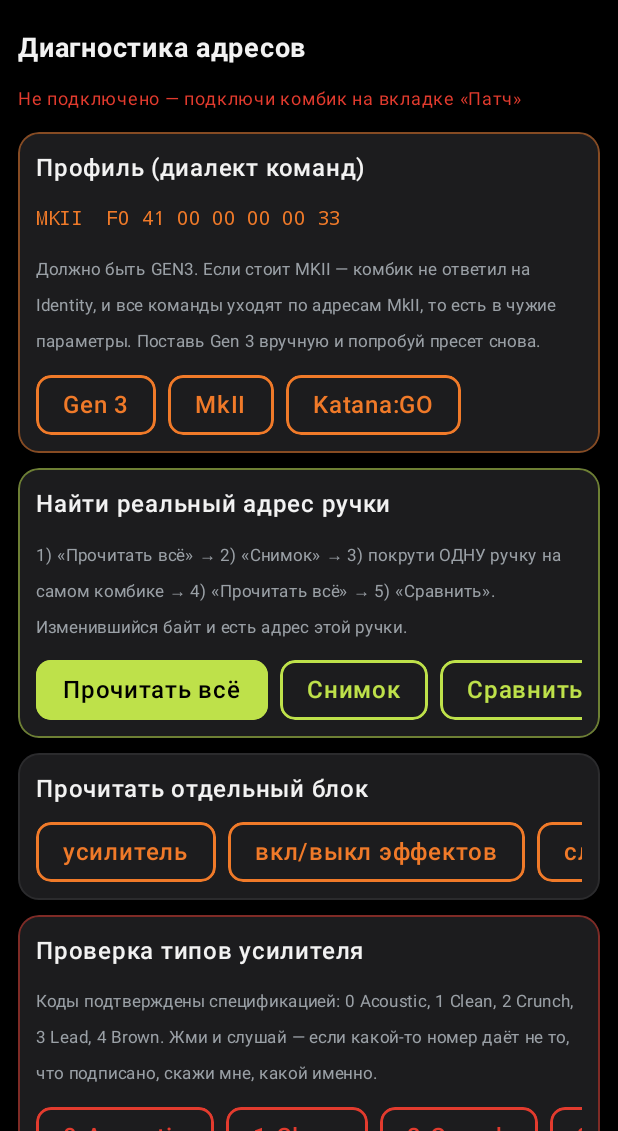
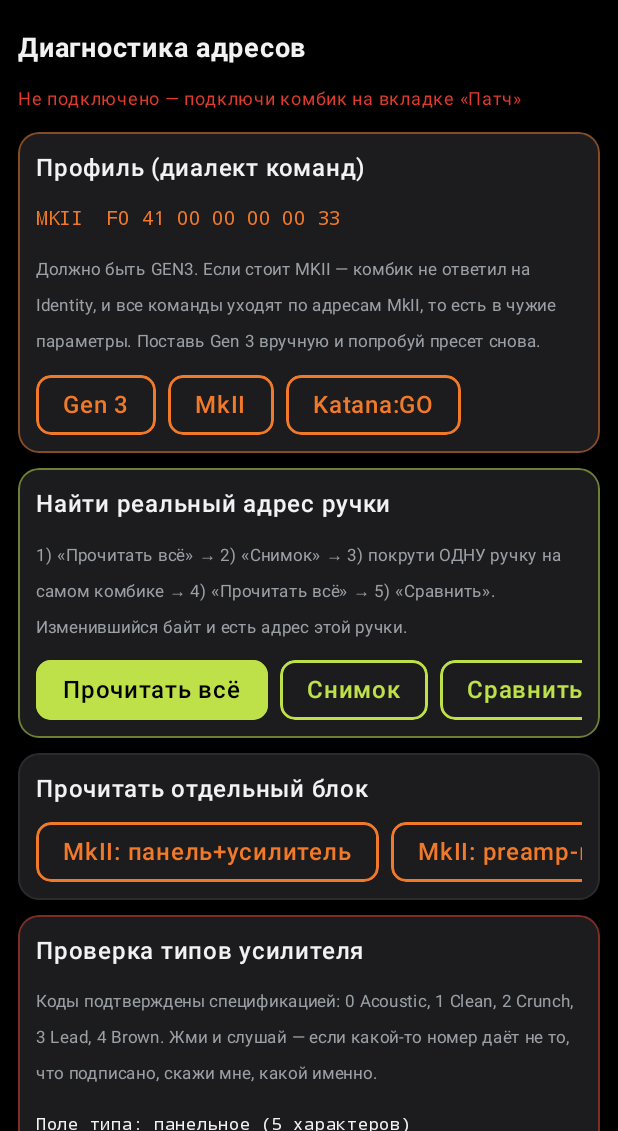
Before and after one commit to VladChaikovskiy/Raznoe, an Android app built with Jetpack Compose: the composable DiagnosticsScreen shown on its own in the app's theme, on a phone screen of 412 x 824 dp, the part 105-1236 px from its top. Run offline under Robolectric (Android 15) with nearby library versions, the phone set to English and light mode, and no system bars; 2 statements that could not run were skipped.

Commit message:
Handle both amp-type fields: 1 means Clean on one and acoustic sim on the other
Researched the second amp-type field, and it is the other way this app could
land on a boomy acoustic tone while asking for Clean.

The amp has TWO amp-type fields with incompatible codes. The panel byte
(00 00 04 20) is the five LED positions. The preamp byte (60 00 00 51,
preamp_a_type) picks one of 28 GT-100 models, and there the same small numbers
mean something else: 0x01 is FULL RANGE — the acoustic simulator — while Clean
is 0x08 (JC-120). So sending a panel code into a preamp field selects an
acoustic sim for every "Clean" preset, which through an electric guitar is
exactly the double bass reported.

Which field a Gen 3 exposes at its amp address is not documented, so the app
now lets the amp answer that itself: a value above 4 cannot be a panel
character, so the field must be the 28-model space, and character selections
switch to model codes from then on. Диагностика shows which field is in use.

On MkII both are written — the panel byte and the matching model — so the
character lands whichever field the amp acts on. Gen 3 is left out of the
second write on purpose: its preamp address is unknown, and poking a guessed
address with a real amp on the other end is not something to do blind.

Диагностика also reads both address spaces now, including the MkII panel block,
because which space an amp answers on is itself the open question.

Sources: katana-dev/docs tables/amp-types.md (parameters found by @Beanow,
model names from the official GT-100 MIDI spec). Recorded in
docs/katana-address-map.md. Tests: 64 pass.

Co-Authored-By: Claude Opus 5 <noreply@anthropic.com>
Claude-Session: https://claude.ai/code/session_01EidMiD8Zo65DkAfn26f4Ng

```diff
--- a/app/src/main/java/com/raznoe/katana/KatanaViewModel.kt
+++ b/app/src/main/java/com/raznoe/katana/KatanaViewModel.kt
@@ -48,14 +48,22 @@ data class DiagBlock(val label: String, val address: IntArray, val size: Int) {
 }
 
 /**
- * The Gen 3 blocks that decide the tone. Reading these back is how a wrong
- * address gets found: turn a knob on the amp, read again, see which byte moved.
+ * The blocks that decide the tone, in both address spaces.
+ *
+ * Reading these back is how a wrong address gets found: turn a knob on the amp,
+ * read again, see which byte moved. Both generations are listed because which
+ * one an amp answers on is itself the question — if the MkII panel block comes
+ * back with data, that is the space in use, whatever the profile says.
  */
 val DIAG_BLOCKS = listOf(
-    DiagBlock("усилитель", intArrayOf(0x20, 0x00, 0x06, 0x00), 16),
-    DiagBlock("вкл/выкл эффектов", intArrayOf(0x20, 0x00, 0x08, 0x00), 16),
-    DiagBlock("слоты FX-BOX", intArrayOf(0x20, 0x00, 0x04, 0x00), 8),
-    DiagBlock("шумодав", intArrayOf(0x20, 0x00, 0x58, 0x00), 4),
+    DiagBlock("MkII: панель+усилитель", intArrayOf(0x00, 0x00, 0x04, 0x00), 0x2A),
+    DiagBlock("MkII: preamp-модель", intArrayOf(0x60, 0x00, 0x00, 0x50), 16),
+    DiagBlock("MkII: бустер", intArrayOf(0x60, 0x00, 0x00, 0x30), 16),
+    DiagBlock("MkII: шумодав", intArrayOf(0x60, 0x00, 0x06, 0x63), 4),
+    DiagBlock("Gen3: усилитель", intArrayOf(0x20, 0x00, 0x06, 0x00), 16),
+    DiagBlock("Gen3: вкл/выкл эффектов", intArrayOf(0x20, 0x00, 0x08, 0x00), 16),
+    DiagBlock("Gen3: слоты FX-BOX", intArrayOf(0x20, 0x00, 0x04, 0x00), 8),
+    DiagBlock("Gen3: шумодав", intArrayOf(0x20, 0x00, 0x58, 0x00), 4),
 )
 
 class KatanaViewModel(app: Application) : AndroidViewModel(app) {
@@ -430,6 +438,17 @@ class KatanaViewModel(app: Application) : AndroidViewModel(app) {
     /** Current dialect, for the diagnostics screen. */
     val profileLabel: String
         get() = "${KatanaSysEx.generation}  ${KatanaSysEx.headerHex()}"
+
+    /**
+     * Which amp-type field the amp turned out to expose. The two use
+     * incompatible codes, so this decides what a character selection sends.
+     */
+    val ampTypeSpaceLabel: String
+        get() = if (controller?.ampTypeIsPreampSpace == true) {
+            "расширенное (28 моделей GT-100)"
+        } else {
+            "панельное (5 характеров)"
+        }
 
     /** Pick the dialect by hand when auto-detection did not fire. */
     fun forceProfile(gen: KatanaSysEx.Gen) {
--- a/app/src/main/java/com/raznoe/katana/ui/KatanaApp.kt
+++ b/app/src/main/java/com/raznoe/katana/ui/KatanaApp.kt
@@ -972,6 +972,17 @@ private fun DiagnosticsScreen(vm: KatanaViewModel) {
                     "скажи мне, какой именно.",
                 color = Nux.TextLo, fontSize = 11.sp,
             )
+            Text(
+                "Поле типа: ${vm.ampTypeSpaceLabel}",
+                color = Nux.TextHi, fontSize = 11.sp, fontFamily = FontFamily.Monospace,
+            )
+            Text(
+                "У комбика два поля типа усилителя с несовместимыми кодами: панельное " +
+                    "(5 характеров) и расширенное (28 моделей GT-100), где 1 — это FULL " +
+                    "RANGE, симулятор акустики, а Clean — 8. Приложение определяет нужное " +
+                    "по ответу комбика после «Прочитать всё».",
+                color = Nux.TextLo, fontSize = 11.sp,
+            )
             Row(Modifier.horizontalScroll(rememberScrollState()),
                 horizontalArrangement = Arrangement.spacedBy(8.dp)) {
                 KatanaParams.AMP_TYPES.forEachIndexed { i, name ->
```
Also changed, not shown: app/src/main/java/com/raznoe/katana/protocol/KatanaParams.kt (+26 -0 lines), app/src/main/java/com/raznoe/katana/usb/KatanaController.kt (+60 -0 lines), 2 other files.
